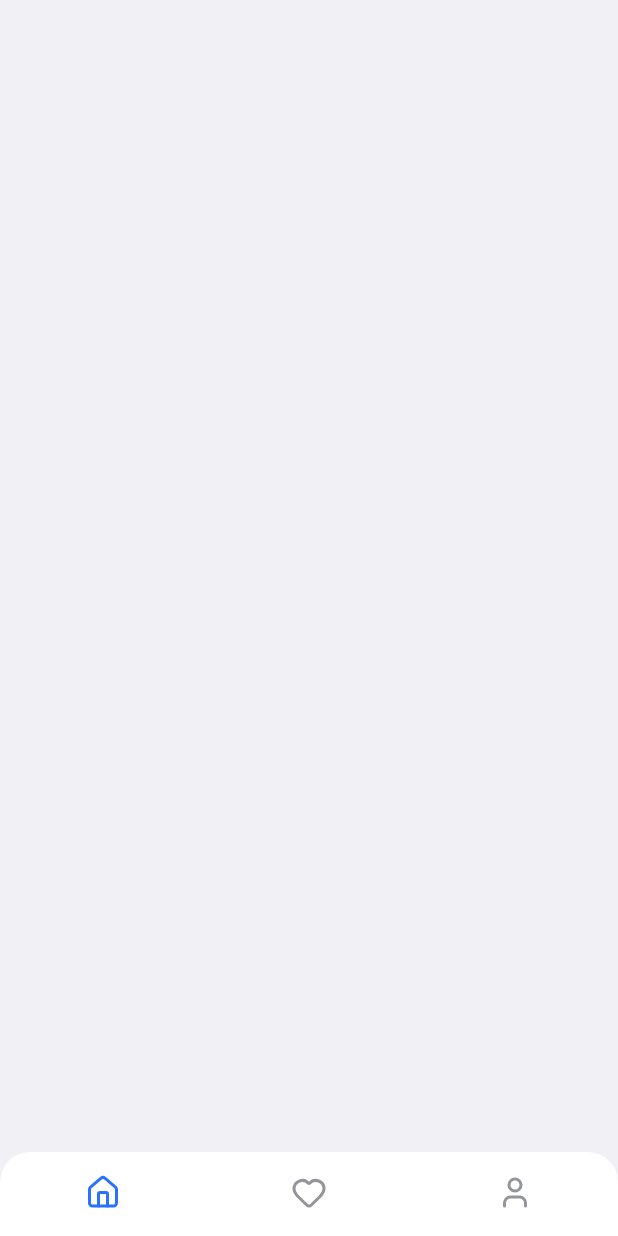
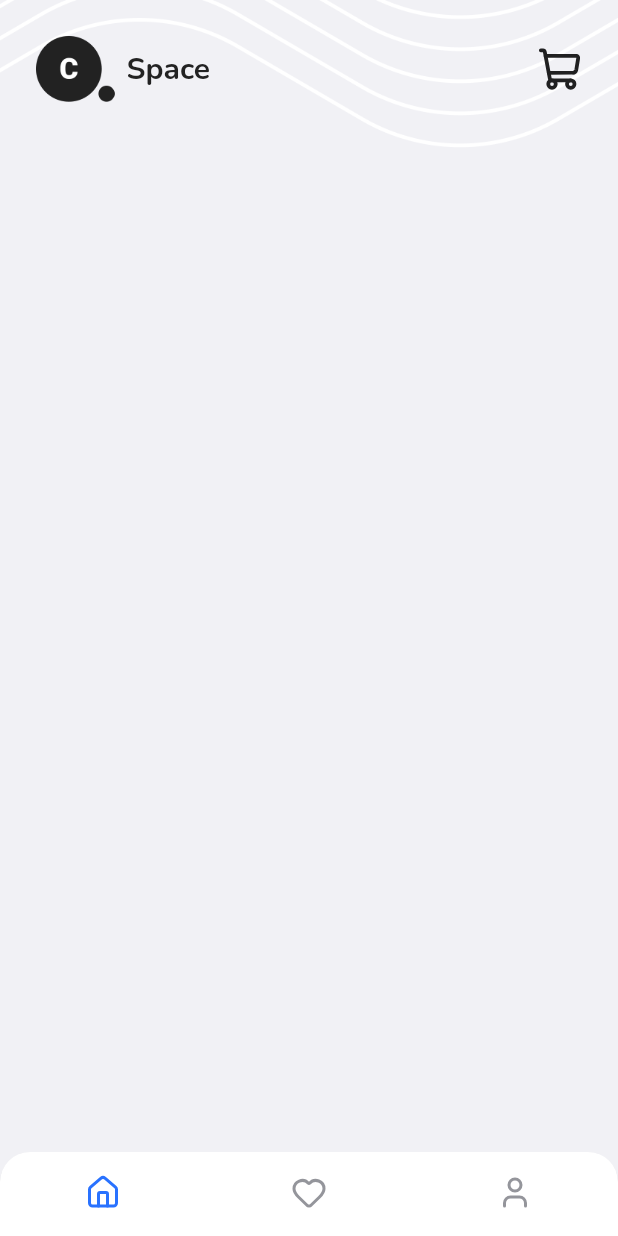
Before and after one commit to andarwaly/space-bwa, a Flutter app: the HomePage screen opened by its route, on a phone screen of 412 x 824 dp. Run offline on Flutter 3.47's test engine with Material 2 defaults, Android fonts, the phone set to English and light mode, and no system bars; our stand-ins replace carousel_slider, fluttertoast, google_fonts, lucide_icons.

Commit message:
Update homepage

```diff
--- a/lib/pages/homepage.dart
+++ b/lib/pages/homepage.dart
@@ -42,6 +42,44 @@ class HomePage extends StatelessWidget {
           backgroundColor: kWhiteColor,
         ),
       ),
+      body: Stack(
+        children: [
+          Image.asset('assets/images/pattern_bg.png'),
+          ListView(
+            children: [
+              //
+              Container(
+                margin: const EdgeInsets.only(top: 24),
+                padding: const EdgeInsets.symmetric(horizontal: 24),
+                child: Row(
+                  mainAxisAlignment: MainAxisAlignment.center,
+                  children: [
+                    Image.asset(
+                      'assets/images/logo_black.png',
+                      height: 44,
+                    ),
+                    const SizedBox(
+                      width: 8,
+                    ),
+                    Text(
+                      'Space',
+                      style: blackText.copyWith(fontSize: 20, fontWeight: bold),
+                    ),
+                    const Spacer(),
+                    InkWell(
+                      onTap: () {},
+                      child: const Icon(
+                        LucideIcons.shoppingCart,
+                        size: 30,
+                      ),
+                    )
+                  ],
+                ),
+              )
+            ],
+          ),
+        ],
+      ),
     );
   }
 }
--- a/lib/pages/sign_in.dart
+++ b/lib/pages/sign_in.dart
@@ -146,8 +146,8 @@ class _SignInPageState extends State<SignInPage> {
                   ),
                 ),
               ),
-              IconButton(
-                onPressed: () {
+              InkWell(
+                onTap: () {
                   if (hidePass = true) {
                     setState(
                       () {
@@ -155,12 +155,14 @@ class _SignInPageState extends State<SignInPage> {
                       },
                     );
                   } else {
-                    setState(() {
-                      hidePass = true;
-                    });
+                    if (hidePass = false) {
+                      setState(() {
+                        hidePass = true;
+                      });
+                    }
                   }
                 },
-                icon: Icon(
+                child: Icon(
                   hidePass ? LucideIcons.eye : LucideIcons.eyeOff,
                   color: kGrayColor,
                 ),
```
